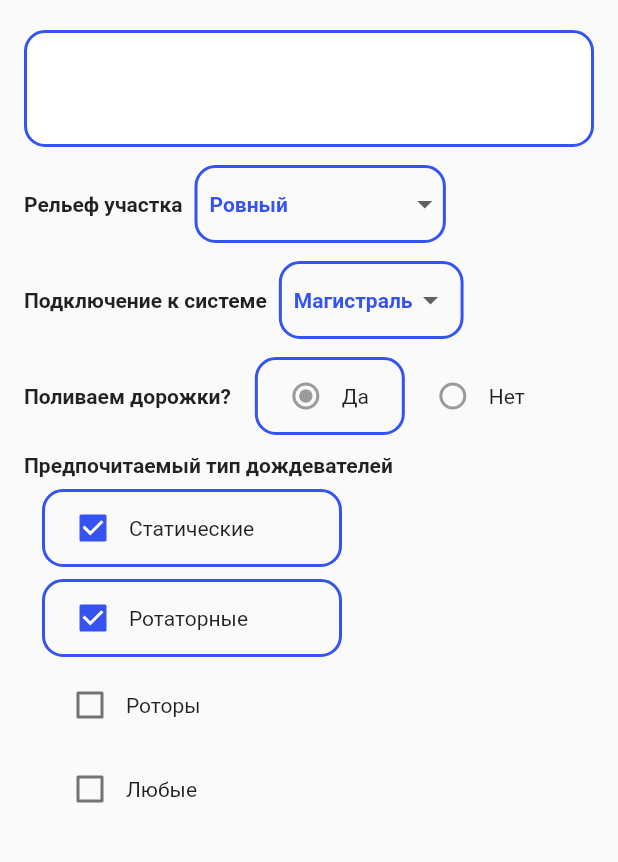
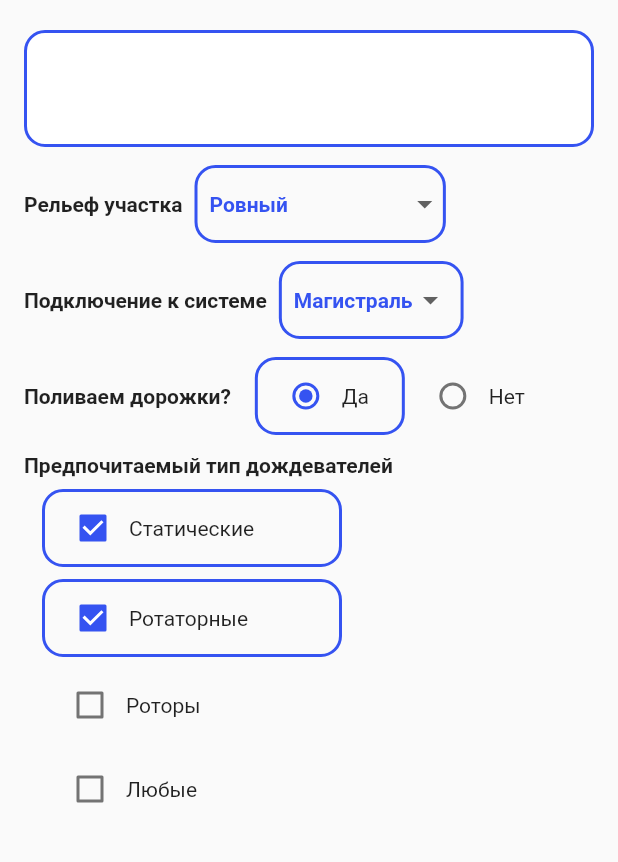
Before and after one commit to 8847141/flutter_web, a Flutter app: the screen it shows after launch, on a phone screen of 412 x 824 dp, the part 99-961 px from its top. Run offline on Flutter 3.47's test engine with Material 2 defaults, Android fonts, the phone set to English and light mode, and no system bars; our stand-ins replace bloc, flutter_bloc.

```diff
--- /dev/null
+++ b/lib/bloc/options_event.dart
@@ -0,0 +1,30 @@
+part of 'options_bloc.dart';
+
+@immutable
+abstract class OptionsEvent {
+  const OptionsEvent();
+}
+
+class ChangeTerrain extends OptionsEvent {
+  final String terrain;
+
+  ChangeTerrain(this.terrain);
+
+  List<Object> get props => [terrain];
+}
+
+class ChangeConnectionType extends OptionsEvent {
+  final String connectionType;
+
+  ChangeConnectionType(this.connectionType);
+
+  List<Object> get props => [connectionType];
+}
+
+class WaterThePath extends OptionsEvent {
+  final bool path;
+
+  WaterThePath(this.path);
+
+  List<Object> get props => [path];
+}
--- /dev/null
+++ b/lib/bloc/options_state.dart
@@ -0,0 +1,16 @@
+part of 'options_bloc.dart';
+
+@immutable
+abstract class OptionsState {
+  const OptionsState();
+}
+
+class OptionsIsLoaded extends OptionsState {
+  final String terrain;
+  final String connectionType;
+  final bool path;
+
+  const OptionsIsLoaded({this.terrain, this.connectionType, this.path});
+
+  List<Object> get props => [terrain];
+}
--- a/lib/main.dart
+++ b/lib/main.dart
@@ -1,4 +1,6 @@
 import 'package:flutter/material.dart';
+import 'package:flutter_bloc/flutter_bloc.dart';
+import 'bloc/options_bloc.dart';
 import 'constants.dart';
 
 void main() => runApp(MyApp());
@@ -10,7 +12,10 @@ class MyApp extends StatelessWidget {
   Widget build(BuildContext context) {
     return MaterialApp(
       title: 'Техническое задание',
-      home: MyHomePage(),
+      home: BlocProvider(
+        create: (_) => OptionsBloc(),
+        child: MyHomePage(),
+      ),
     );
   }
 }
@@ -82,24 +87,35 @@ class MyHomePage extends StatelessWidget {
         Container(
           padding: const EdgeInsets.fromLTRB(8, 0, 0, 0),
           decoration: kDropdownButtonDecoration,
-          child: DropdownButton<String>(
-            value: 'Ровный',
+          child: BlocBuilder<OptionsBloc, OptionsState>(
+            builder: (context, bloc) {
+              if (bloc is OptionsIsLoaded) {
+                return DropdownButton<String>(
+                  value: bloc.terrain,
                   icon: const Icon(Icons.arrow_drop_down),
                   iconSize: 24,
                   elevation: 8,
-            style:
-                const TextStyle(color: kMainColor, fontWeight: FontWeight.bold),
+                  style: const TextStyle(
+                      color: kMainColor, fontWeight: FontWeight.bold),
                   underline: const SizedBox(
                     height: 0,
                   ),
-            onChanged: (_) {},
-            items: <String>['Ровный', 'С перепадом высот']
+                  onChanged: (terrain) =>
+                      context.bloc<OptionsBloc>().add(ChangeTerrain(terrain)),
+                  items: context
+                      .bloc<OptionsBloc>()
+                      .terrains
                       .map<DropdownMenuItem<String>>((value) {
                     return DropdownMenuItem<String>(
                       value: value,
                       child: Text(value),
                     );
                   }).toList(),
+                );
+              } else {
+                return null;
+              }
+            },
           ),
         ),
       ],
@@ -117,30 +133,36 @@ class MyHomePage extends StatelessWidget {
         Container(
           padding: const EdgeInsets.fromLTRB(8, 0, 8, 0),
           decoration: kDropdownButtonDecoration,
-          child: DropdownButton<String>(
-            value: 'Магистраль',
+          child: BlocBuilder<OptionsBloc, OptionsState>(
+            builder: (context, bloc) {
+              if (bloc is OptionsIsLoaded) {
+                return DropdownButton<String>(
+                  value: bloc.connectionType,
                   icon: const Icon(Icons.arrow_drop_down),
                   iconSize: 24,
                   elevation: 8,
-            style:
-                const TextStyle(color: kMainColor, fontWeight: FontWeight.bold),
+                  style: const TextStyle(
+                      color: kMainColor, fontWeight: FontWeight.bold),
                   underline: const SizedBox(
                     height: 0,
                   ),
-            onChanged: (_) {},
-            items: <String>[
-              'Магистраль',
-              'Емкость',
-              'Колодец',
-              'Скважина',
-              'Водоем',
-              'Другое'
-            ].map<DropdownMenuItem<String>>((value) {
+                  onChanged: (connectionType) => context
+                      .bloc<OptionsBloc>()
+                      .add(ChangeConnectionType(connectionType)),
+                  items: context
+                      .bloc<OptionsBloc>()
+                      .connectionTypes
+                      .map<DropdownMenuItem<String>>((value) {
                     return DropdownMenuItem<String>(
                       value: value,
                       child: Text(value),
                     );
                   }).toList(),
+                );
+              } else {
+                return null;
+              }
+            },
           ),
         ),
       ],
@@ -155,18 +177,24 @@ class MyHomePage extends StatelessWidget {
           style: kMainTextStyle,
         ),
         const SizedBox(width: 16),
-        Row(
+        BlocBuilder<OptionsBloc, OptionsState>(
+          builder: (context, bloc) {
+            if (bloc is OptionsIsLoaded) {
+              return Row(
                 children: [
                   Container(
                     padding: const EdgeInsets.fromLTRB(8, 0, 8, 0),
-              decoration: kDropdownButtonDecoration,
+                    decoration: bloc.path ? kDropdownButtonDecoration : null,
                     width: 100.0,
                     child: Row(
                       children: [
-                  const Radio(
+                        Radio(
                           value: true,
-                    groupValue: true,
-                    onChanged: null,
+                          groupValue: bloc.path,
+                          onChanged: (dynamic value) => context
+                              .bloc<OptionsBloc>()
+                              .add(WaterThePath(true)),
+                          activeColor: kMainColor,
                         ),
                         const Text('Да'),
                       ],
@@ -174,20 +202,28 @@ class MyHomePage extends StatelessWidget {
                   ),
                   Container(
                     padding: const EdgeInsets.fromLTRB(8, 0, 8, 0),
-              //decoration: kDropdownButtonDecoration,
+                    decoration: bloc.path ? null : kDropdownButtonDecoration,
                     width: 100.0,
                     child: Row(
                       children: [
-                  const Radio(
+                        Radio(
                           value: false,
-                    groupValue: null,
-                    onChanged: null,
+                          groupValue: bloc.path,
+                          onChanged: (dynamic value) => context
+                              .bloc<OptionsBloc>()
+                              .add(WaterThePath(false)),
+                          activeColor: kMainColor,
                         ),
                         const Text('Нет'),
                       ],
                     ),
                   ),
                 ],
+              );
+            } else {
+              return null;
+            }
+          },
         ),
       ],
     );
@@ -290,7 +326,7 @@ class MyHomePage extends StatelessWidget {
     );
   }
 
-  Widget _controller() {
+  /*Widget _controller() {
     return Column(
       children: [
         Row(
@@ -562,5 +598,5 @@ class MyHomePage extends StatelessWidget {
         const SizedBox(width: 16),
       ],
     );
+  }*/
 }
-}
--- a/pubspec.yaml
+++ b/pubspec.yaml
@@ -29,6 +29,7 @@ dependencies:
   # Use with the CupertinoIcons class for iOS style icons.
   cupertino_icons: ^0.1.3
   flutter_bloc: ^4.0.0
+  equatable: ^1.1.1
 
 
 dev_dependencies:
```
Also changed, not shown: lib/bloc/options_bloc.dart (added, +70 -0 lines), pubspec.lock. Lines whose indentation alone changed are shown as unchanged.
